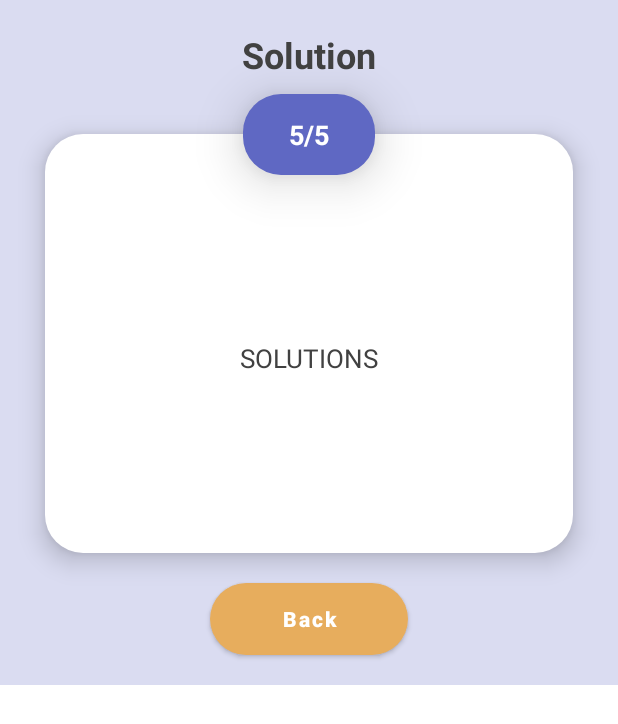
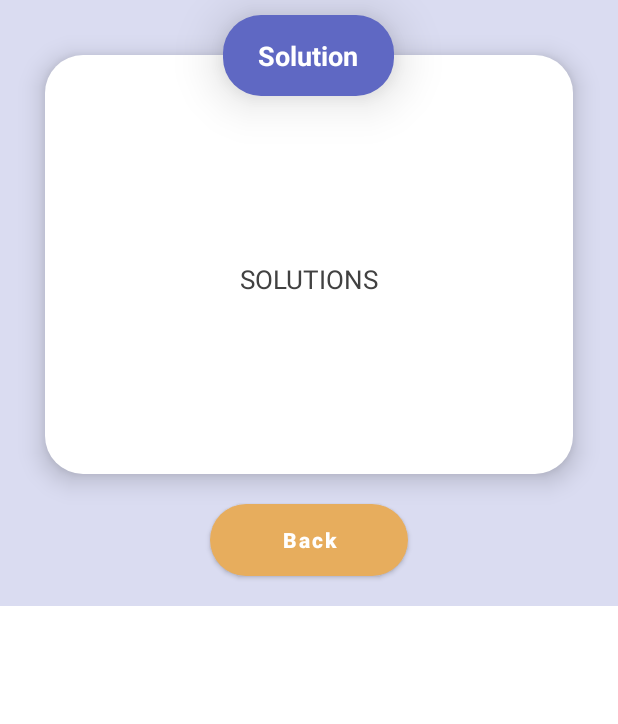
Before and after one commit to m9039/GraduACE_UNSW-Gamified-Learning-App, an Android app: the layout solutions_popup.xml on its own in the app's theme, with its tools: preview values and no code run, on a phone screen of 412 x 824 dp. Shown: the top 724 px of the screen. Run offline under Robolectric (Android 15) with nearby library versions, the phone set to English and light mode, and no system bars.

Commit message:
fixed solutions tab

```diff
--- a/app/src/main/res/layout/solutions_popup.xml
+++ b/app/src/main/res/layout/solutions_popup.xml
@@ -8,22 +8,10 @@
     android:background="#DADCF1"
     android:orientation="vertical">
 
-    <TextView
-        android:layout_width="match_parent"
-        android:layout_height="wrap_content"
-        android:layout_marginLeft="30dp"
-        android:layout_marginTop="20dp"
-        android:layout_marginRight="30dp"
-        android:textColor="#414141"
-        android:gravity="center_horizontal"
-        android:text="Solution"
-        android:textSize="24sp"
-        android:textStyle="bold" />
-
 
     <TextView
         android:id="@+id/tvQuestionNumber"
-        android:layout_width="88dp"
+        android:layout_width="114dp"
         android:layout_height="54dp"
         android:layout_gravity="center_horizontal"
         android:layout_marginLeft="30dp"
@@ -35,7 +23,7 @@
         android:elevation="20dp"
         android:gravity="center"
         android:padding="10dp"
-        android:text="5/5"
+        android:text="Solution"
         android:textColor="@color/white"
         android:textSize="18sp"
         android:textStyle="bold" />
```
